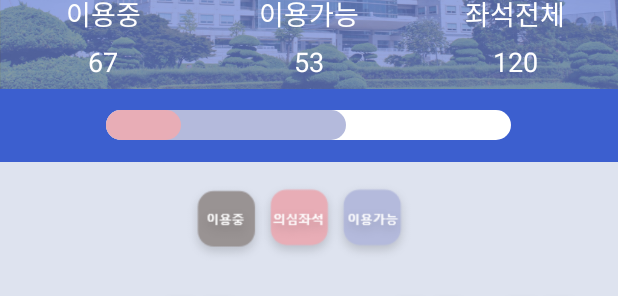
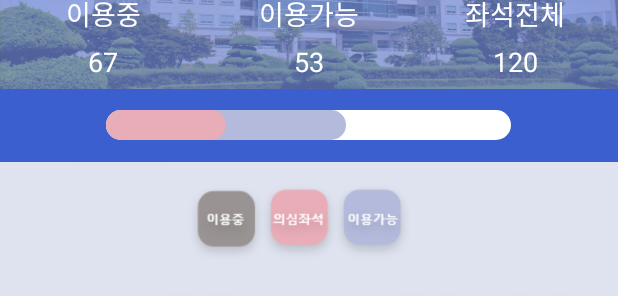
Before and after one commit to heyksw/Library_buddy, an Android app: the layout activity_test1.xml on its own in the app's theme, with its tools: preview values and no code run, on a phone screen of 412 x 824 dp. Shown: the part 248-544 px from the top of the screen. Run offline under Robolectric (Android 15) with nearby library versions, the phone set to English and light mode, and no system bars.

Commit message:
Update activity_test1.xml

```diff
--- a/app/src/main/res/layout/activity_test1.xml
+++ b/app/src/main/res/layout/activity_test1.xml
@@ -147,13 +147,18 @@
 
 
             <LinearLayout
+                android:id="@+id/blueBar"
                 android:layout_width="160dp"
                 android:layout_height="20dp"
-                android:background="@drawable/blue_round">
+                android:background="@drawable/blue_round"
+                android:orientation="horizontal"
+                >
 
                 <LinearLayout
-                    android:layout_width="50dp"
+                    android:id="@+id/redBar"
+                    android:layout_width="80dp"
                     android:layout_height="20dp"
+                    android:orientation="horizontal"
                     android:background="@drawable/red_roung">
 
                 </LinearLayout>
```
